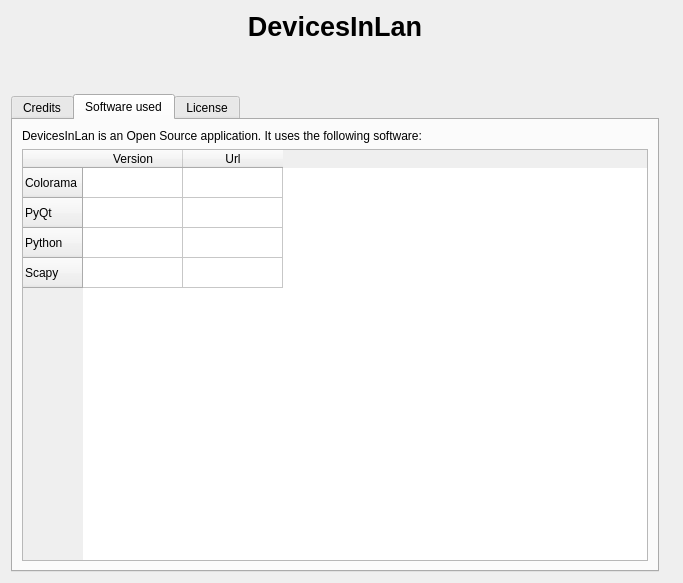
This is devicesinlan/ui/frmAbout.ui in turulomio/devicesinlan as Qt 5 draws it before an edit. The edited form follows.
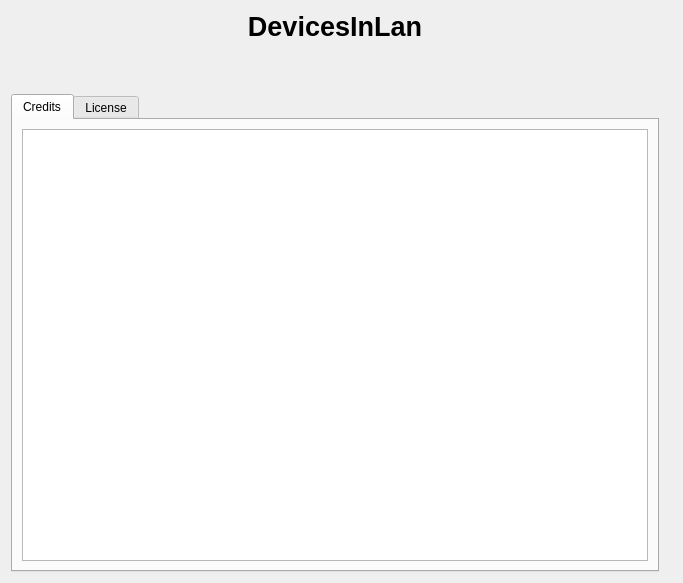
This is the edited form. Icons and pictures are not drawn.

Commit message: Removed tab of used software

```diff
--- a/devicesinlan/ui/frmAbout.ui
+++ b/devicesinlan/ui/frmAbout.ui
@@ -100,9 +100,6 @@
      </item>
      <item>
       <widget class="QTabWidget" name="tab">
-       <property name="currentIndex">
-        <number>1</number>
-       </property>
        <widget class="QWidget" name="tabGLParchis">
         <attribute name="title">
          <string>Credits</string>
@@ -117,61 +114,6 @@
          </item>
         </layout>
        </widget>
-       <widget class="QWidget" name="tab_2">
-        <attribute name="title">
-         <string>Software used</string>
-        </attribute>
-        <layout class="QHBoxLayout" name="horizontalLayout_3">
-         <item>
-          <layout class="QVBoxLayout" name="verticalLayout_2">
-           <item>
-            <widget class="QLabel" name="label">
-             <property name="text">
-              <string>DevicesInLan is an Open Source application. It uses the following software:</string>
-             </property>
-            </widget>
-           </item>
-           <item>
-            <widget class="QTableWidget" name="tblSoftware">
-             <property name="toolTip">
-              <string>&lt;html&gt;&lt;head/&gt;&lt;body&gt;&lt;p&gt;Make click in the url to open link to the project main page&lt;/p&gt;&lt;/body&gt;&lt;/html&gt;</string>
-             </property>
-             <row>
-              <property name="text">
-               <string>Colorama</string>
-              </property>
-             </row>
-             <row>
-              <property name="text">
-               <string>PyQt</string>
-              </property>
-             </row>
-             <row>
-              <property name="text">
-               <string>Python</string>
-              </property>
-             </row>
-             <row>
-              <property name="text">
-               <string>Scapy</string>
-              </property>
-             </row>
-             <column>
-              <property name="text">
-               <string>Version</string>
-              </property>
-             </column>
-             <column>
-              <property name="text">
-               <string>Url</string>
-              </property>
-             </column>
-            </widget>
-           </item>
-          </layout>
-         </item>
-        </layout>
-       </widget>
        <widget class="QWidget" name="tabLicense">
         <attribute name="title">
          <string>License</string>
```
The commit also changes 3 other files.
